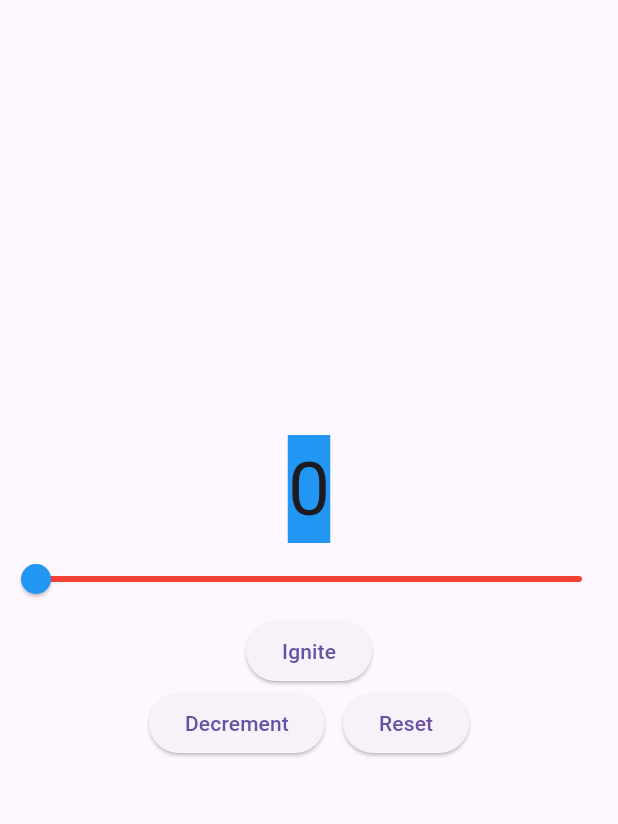
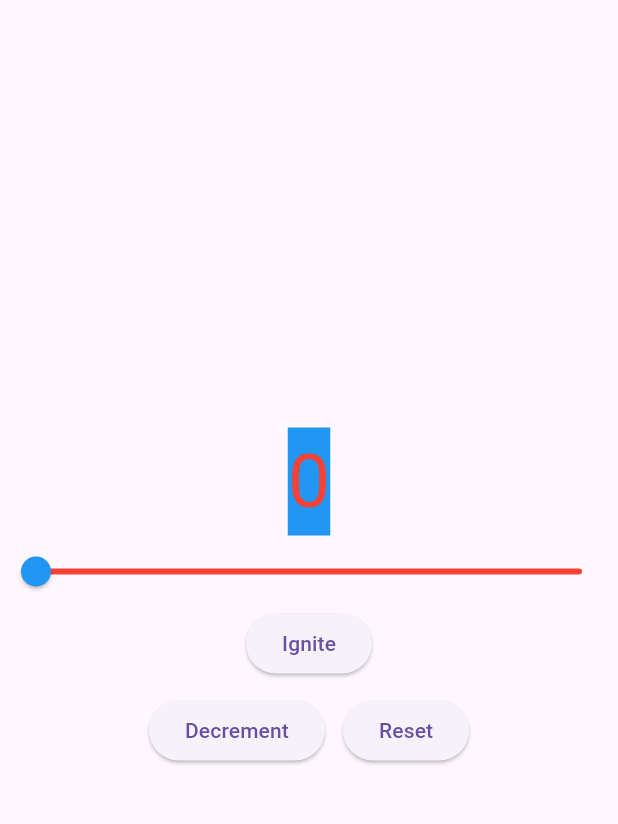
Before and after one commit to nabialavala/rl_ns, a Flutter app: the screen it shows after launch, on a phone screen of 412 x 824 dp, the part 63-887 px from its top. Run offline on Flutter 3.47's test engine with Material 3 defaults, Android fonts, the phone set to English and light mode, and no system bars.

Commit message:
Visual Countdown Color Logic

```diff
--- a/lib/main.dart
+++ b/lib/main.dart
@@ -25,6 +25,16 @@ class CounterWidget extends StatefulWidget {
 class _CounterWidgetState extends State<CounterWidget> {
   int _counter = 0;
 
+  Color _countdownColor() { //helper method to return color
+    if (_counter == 0) {
+      return Colors.red;
+    } else if (_counter <= 50) {
+      return Colors.orange;
+    } else {
+      return Colors.green;
+    }
+  }
+
   @override
   Widget build(BuildContext context) {
     return Scaffold(
@@ -39,7 +49,10 @@ class _CounterWidgetState extends State<CounterWidget> {
               color: Colors.blue,
               child: Text(
                 '$_counter',
-                style: const TextStyle(fontSize: 50.0),
+                style: TextStyle(
+                  fontSize: 50.0,
+                  color: _countdownColor(), //get color from helper
+                ),
               ),
             ),
           ),
@@ -63,6 +76,7 @@ class _CounterWidgetState extends State<CounterWidget> {
             },
             child: const Text("Ignite"),
           ),
+          SizedBox(height: 10.0), //space between buttons
           Row(
             mainAxisAlignment: MainAxisAlignment.center,
             mainAxisSize: MainAxisSize.min,
```
